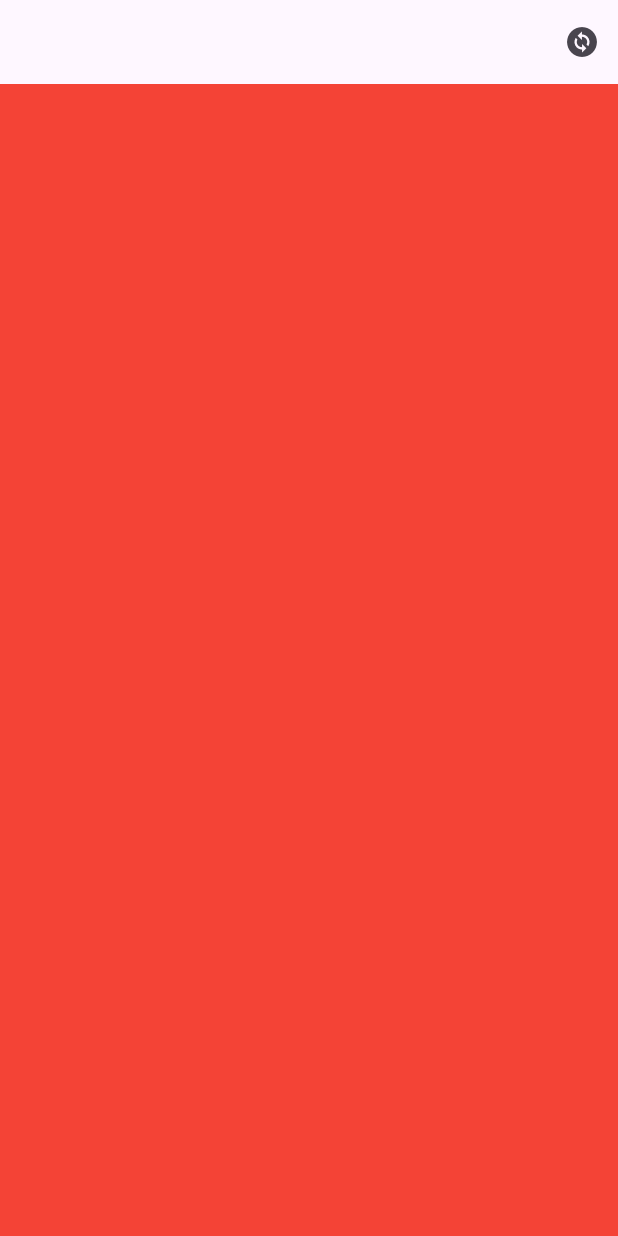
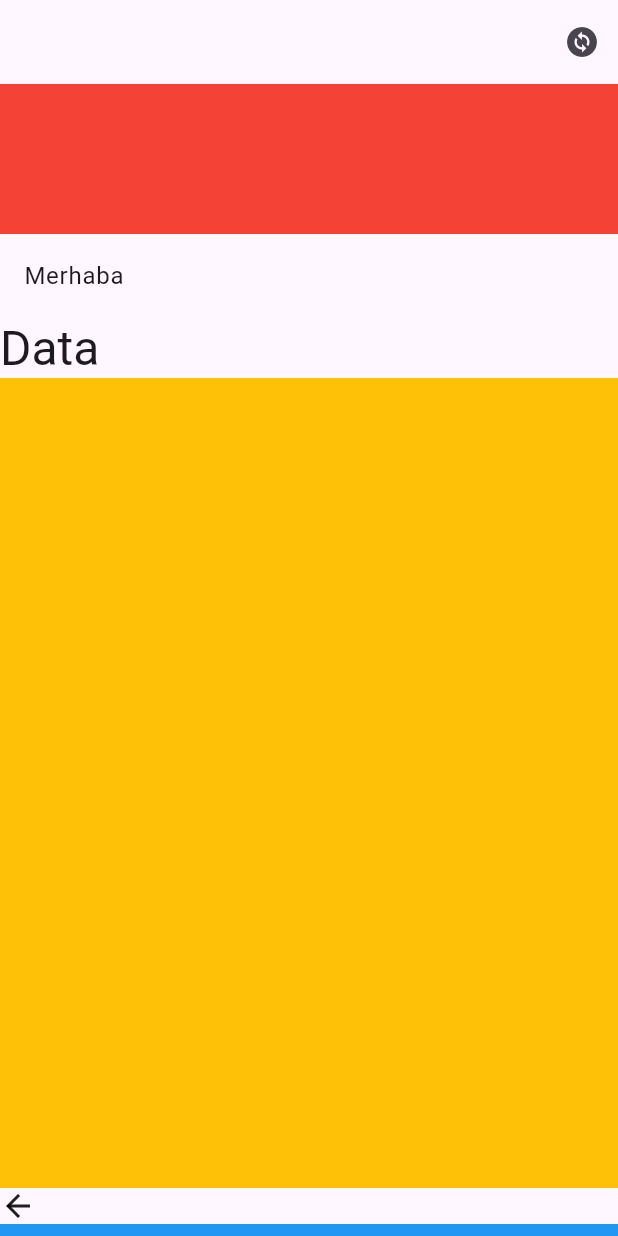
Before and after one commit to kadiirhocaoglu/InternHST, a Flutter app: the screen it shows after launch, on a phone screen of 412 x 824 dp. Run offline on Flutter 3.47's test engine with Material 3 defaults, Android fonts, the phone set to English and light mode, and no system bars; our stand-ins replace animated_text_kit, dio; missing offline and left inert: flutter_nfc_kit, ndef.

Commit message:
21 july animations container, text, button and cross fade

```diff
--- a/animated_app/lib/animated_learn_view.dart
+++ b/animated_app/lib/animated_learn_view.dart
@@ -7,8 +7,17 @@
   State<AnimatedLearnView> createState() => _AnimatedLearnViewState();
 }
 
-class _AnimatedLearnViewState extends State<AnimatedLearnView> {
+class _AnimatedLearnViewState extends State<AnimatedLearnView>  with TickerProviderStateMixin {
+
+  @override
+  void initState() {
+    super.initState();
+    controller = AnimationController(vsync: this, duration: Duration(seconds: 2));
+  }
     bool isVisible = true;
+  bool isOpacity = true;
+  late AnimationController controller;
+
   @override
   Widget build(BuildContext context) {
     return Scaffold(
@@ -16,15 +25,32 @@
         IconButton(onPressed: (){
           setState(() {
             isVisible = !isVisible;
+            controller.animateTo( isVisible ? 1:0);
           });
         }, icon: Icon(Icons.change_circle))
       ],),
-      body: AnimatedCrossFade(
+      body: ListView(
+        children: [
+          Container(
+            height: 100,
+            child: AnimatedCrossFade(
             firstChild: Container(decoration: BoxDecoration(color: Colors.red),),
             secondChild: Container(decoration: BoxDecoration(color: Colors.green),),
             crossFadeState: isVisible ? CrossFadeState.showFirst : CrossFadeState.showSecond,
             duration: Duration(seconds: 1),
                 ),
+          ),
+          Container(child: ListTile(title: AnimatedOpacity(opacity: isVisible ? 1 : 0, duration: Duration(seconds: 1), child: Text("Merhaba")))),
+          Container(
+            child: AnimatedDefaultTextStyle(child: const Text("Data"), style: (isVisible ? Theme.of(context).textTheme.headlineLarge : Theme.of(context).textTheme.displayLarge) ?? TextStyle(), duration: Duration(seconds: 2),),
+          ),
+          Container(height: 540, decoration: BoxDecoration(color: Colors.amber),),
+          Container(
+            child: AnimatedIcon(progress: controller, icon: AnimatedIcons.arrow_menu),
+          ),
+          AnimatedContainer(duration: Duration(seconds: 2), height: isVisible ? 100 : 0, decoration: BoxDecoration(color: Colors.blue),)
+        ],
+      ),
     );
   }
 }
```
Lines whose indentation alone changed are shown as unchanged.
